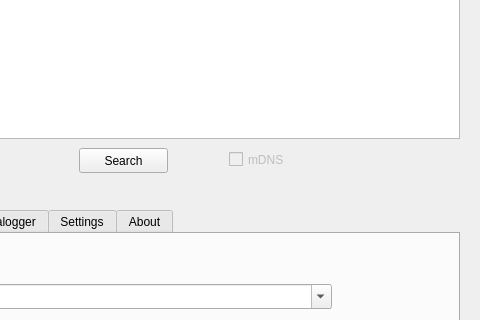
First picture: the form in src/gui/lxi-gui/mainwindow.ui, repository lxi-tools/lxi-tools, before the edit; both pictures show x 481 to 961 and y 92 to 412 of the 961 by 791 pixel window.
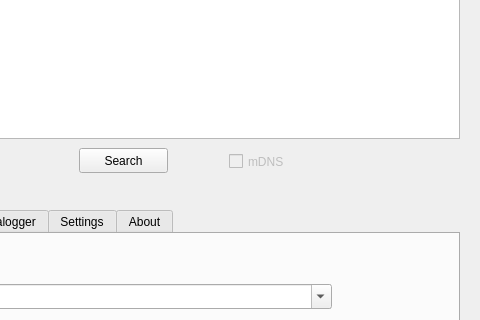
Second picture: the form after the edit. Icons and pictures are not drawn.

```diff
--- a/src/gui/lxi-gui/mainwindow.ui
+++ b/src/gui/lxi-gui/mainwindow.ui
@@ -65,7 +65,7 @@
     <property name="geometry">
      <rect>
       <x>710</x>
-      <y>240</y>
+      <y>242</y>
       <width>71</width>
       <height>23</height>
      </rect>
```
